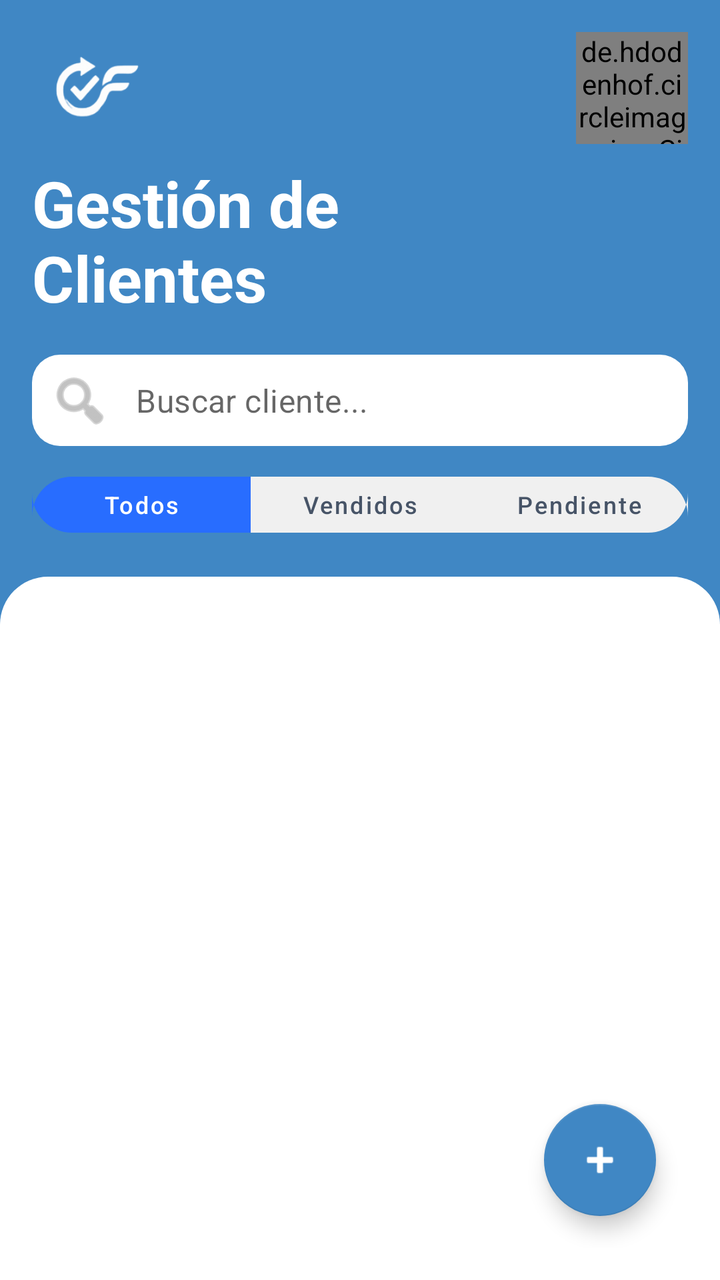
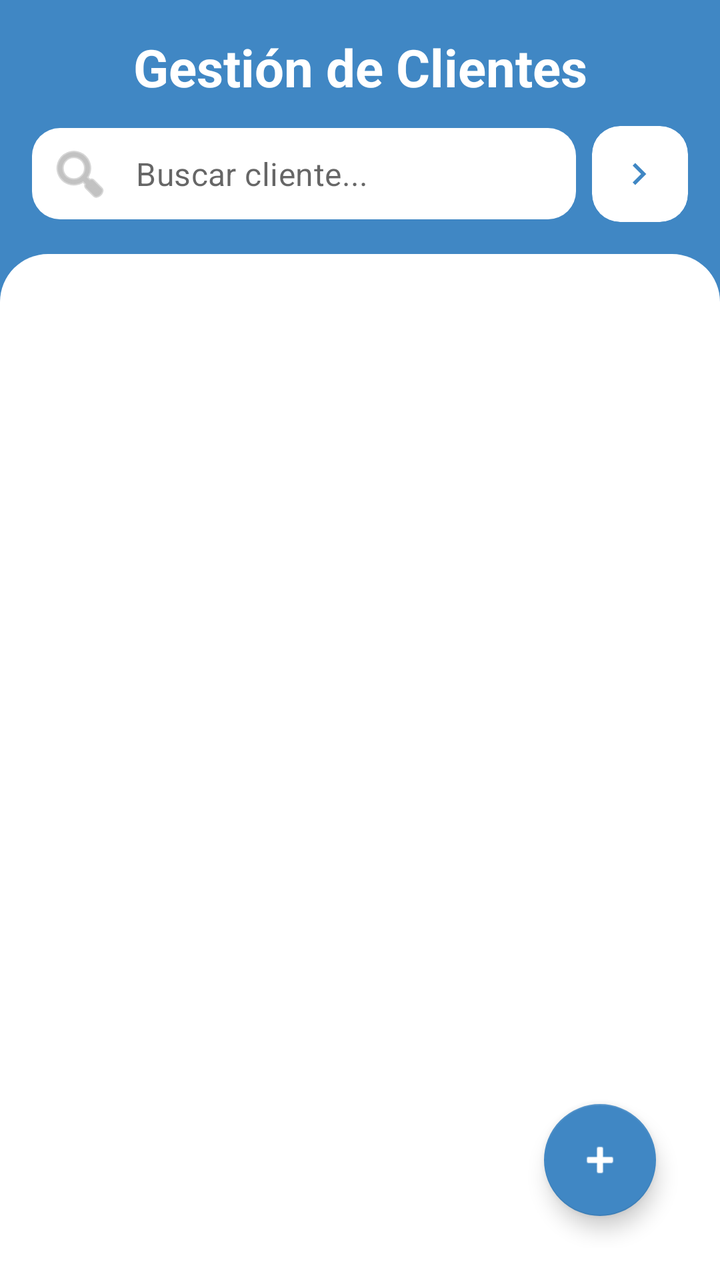

An Android layout rendered at two revisions. The XML below is the earlier revision; the diff shows what the commit changed to produce the second picture.
<!-- AndroidManifest.xml: application theme Theme.FollowUp -->
<!-- res/layout/fragment_clientes.xml -->
<?xml version="1.0" encoding="utf-8"?>
<androidx.constraintlayout.widget.ConstraintLayout
    xmlns:android="http://schemas.android.com/apk/res/android"
    xmlns:app="http://schemas.android.com/apk/res-auto"
    xmlns:tools="http://schemas.android.com/tools"
    android:layout_width="match_parent"
    android:layout_height="match_parent"
    android:background="@color/primary_blue"
    tools:context=".fragments.ClientesFragment">

    <androidx.constraintlayout.widget.ConstraintLayout
        android:id="@+id/header_container"
        android:layout_width="match_parent"
        android:layout_height="wrap_content"
        app:layout_constraintTop_toTopOf="parent">

        <ImageView
            android:id="@+id/iconCheck"
            android:layout_width="56dp"
            android:layout_height="56dp"
            android:layout_margin="16dp"
            android:src="@mipmap/logo"
            app:tint="#FDFDFD"
            app:layout_constraintStart_toStartOf="parent"
            app:layout_constraintTop_toTopOf="parent" />

        <de.hdodenhof.circleimageview.CircleImageView
            android:id="@+id/iv_profile_picture"
            android:layout_width="56dp"
            android:layout_height="56dp"
            android:layout_marginTop="16dp"
            android:layout_marginEnd="16dp"
            android:src="@android:color/darker_gray"
            app:civ_border_color="@color/white"
            app:civ_border_width="2dp"
            app:layout_constraintEnd_toEndOf="parent"
            app:layout_constraintTop_toTopOf="parent" />

        <TextView
            android:id="@+id/title"
            android:layout_width="wrap_content"
            android:layout_height="wrap_content"
            android:layout_marginStart="16dp"
            android:layout_marginTop="8dp"
            android:text="Gestión de\nClientes"
            android:textColor="@color/white"
            android:textSize="32sp"
            android:textStyle="bold"
            app:layout_constraintStart_toStartOf="parent"
            app:layout_constraintTop_toBottomOf="@id/iconCheck" />

        <com.google.android.material.textfield.TextInputLayout
            android:id="@+id/til_search"
            style="@style/Widget.MaterialComponents.TextInputLayout.FilledBox.Dense"
            android:layout_width="0dp"
            android:layout_height="wrap_content"
            android:layout_margin="16dp"
            app:boxBackgroundColor="@color/white"
            app:boxCornerRadiusBottomEnd="14dp"
            app:boxCornerRadiusBottomStart="14dp"
            app:boxCornerRadiusTopEnd="14dp"
            app:boxCornerRadiusTopStart="14dp"
            app:boxStrokeWidth="0dp"
            app:boxStrokeWidthFocused="0dp"
            app:hintEnabled="false"
            app:startIconDrawable="@android:drawable/ic_menu_search"
            app:startIconTint="@color/hint_color"
            app:layout_constraintTop_toBottomOf="@id/title"
            app:layout_constraintStart_toStartOf="parent"
            app:layout_constraintEnd_toEndOf="parent">

            <com.google.android.material.textfield.TextInputEditText
                android:id="@+id/search"
                android:layout_width="match_parent"
                android:layout_height="wrap_content"
                android:hint="Buscar cliente..."
                android:inputType="text"
                android:paddingVertical="12dp"
                android:textColor="@color/text_primary" />
        </com.google.android.material.textfield.TextInputLayout>

        <com.google.android.material.button.MaterialButtonToggleGroup
            android:id="@+id/filter_group"
            android:layout_width="0dp"
            android:layout_height="wrap_content"
            android:layout_marginHorizontal="16dp"
            android:layout_marginTop="8dp"
            android:layout_marginBottom="16dp"
            app:layout_constraintTop_toBottomOf="@id/til_search"
            app:layout_constraintBottom_toBottomOf="parent"
            app:layout_constraintStart_toStartOf="parent"
            app:layout_constraintEnd_toEndOf="parent"
            app:singleSelection="true">

            <com.google.android.material.button.MaterialButton
                android:id="@+id/btn_filter_todos"
                style="@style/Widget.MaterialComponents.Button.OutlinedButton"
                android:layout_width="0dp"
                android:layout_height="40dp"
                android:layout_weight="1"
                android:text="Todos"
                android:textAllCaps="false"
                android:textSize="12sp"
                app:backgroundTint="#286DFF"
                app:cornerRadius="20dp"
                android:textColor="@color/white"
                app:strokeWidth="0dp" />

            <com.google.android.material.button.MaterialButton
                android:id="@+id/btn_filter_vendidos"
                style="@style/Widget.MaterialComponents.Button.OutlinedButton"
                android:layout_width="0dp"
                android:layout_height="40dp"
                android:layout_weight="1"
                android:text="Vendidos"
                android:textAllCaps="false"
                android:textSize="12sp"
                app:backgroundTint="#F0F0F0"
                app:cornerRadius="20dp"
                android:textColor="#475467"
                app:strokeWidth="0dp" />

            <com.google.android.material.button.MaterialButton
                android:id="@+id/btn_filter_pendiente"
                style="@style/Widget.MaterialComponents.Button.OutlinedButton"
                android:layout_width="0dp"
                android:layout_height="40dp"
                android:layout_weight="1"
                android:text="Pendiente"
                android:textAllCaps="false"
                android:textSize="12sp"
                app:backgroundTint="#F0F0F0"
                app:cornerRadius="20dp"
                android:textColor="#475467"
                app:strokeWidth="0dp" />

        </com.google.android.material.button.MaterialButtonToggleGroup>
    </androidx.constraintlayout.widget.ConstraintLayout>

    <androidx.constraintlayout.widget.ConstraintLayout
        android:id="@+id/content_container"
        android:layout_width="match_parent"
        android:layout_height="0dp"
        android:background="@drawable/background_content_top_rounded"
        android:padding="16dp"
        app:layout_constraintBottom_toBottomOf="parent"
        app:layout_constraintTop_toBottomOf="@id/header_container">

        <androidx.recyclerview.widget.RecyclerView
            android:id="@+id/rv_clientes"
            android:layout_width="0dp"
            android:layout_height="0dp"
            android:clipToPadding="false"
            android:paddingBottom="96dp"
            app:layout_constraintBottom_toBottomOf="parent"
            app:layout_constraintEnd_toEndOf="parent"
            app:layout_constraintStart_toStartOf="parent"
            app:layout_constraintTop_toTopOf="parent" />

        <View
            android:id="@+id/fab_overlay"
            android:layout_width="0dp"
            android:layout_height="0dp"
            android:alpha="0"
            android:background="@android:color/transparent"
            android:elevation="8dp"
            android:visibility="gone"
            app:layout_constraintBottom_toBottomOf="parent"
            app:layout_constraintEnd_toEndOf="parent"
            app:layout_constraintStart_toStartOf="parent"
            app:layout_constraintTop_toTopOf="parent" />

        <LinearLayout
            android:id="@+id/fab_menu_container"
            android:layout_width="wrap_content"
            android:layout_height="wrap_content"
            android:layout_marginEnd="16dp"
            android:layout_marginBottom="104dp"
            android:alpha="0"
            android:elevation="12dp"
            android:orientation="vertical"
            android:visibility="gone"
            app:layout_constraintBottom_toBottomOf="parent"
            app:layout_constraintEnd_toEndOf="parent">

            <com.google.android.material.button.MaterialButton
                android:id="@+id/btn_nuevo_cliente"
                style="@style/Widget.MaterialComponents.Button"
                android:layout_width="wrap_content"
                android:layout_height="wrap_content"
                android:minHeight="48dp"
                android:text="Agregar cliente"
                android:textAllCaps="false"
                android:textColor="@color/primary_blue"
                app:backgroundTint="#E8F1FF"
                app:icon="@android:drawable/ic_input_add"
                app:iconPadding="8dp"
                app:iconTint="@color/primary_blue" />
        </LinearLayout>

        <com.google.android.material.floatingactionbutton.FloatingActionButton
            android:id="@+id/fab_main"
            android:layout_width="wrap_content"
            android:layout_height="wrap_content"
            android:layout_marginEnd="16dp"
            android:layout_marginBottom="16dp"
            android:elevation="16dp"
            android:src="@android:drawable/ic_input_add"
            app:backgroundTint="@color/primary_blue"
            app:layout_constraintBottom_toBottomOf="parent"
            app:layout_constraintEnd_toEndOf="parent"
            app:tint="@color/white" />

    </androidx.constraintlayout.widget.ConstraintLayout>

</androidx.constraintlayout.widget.ConstraintLayout>
<!-- resources referenced by this layout -->
<resources>
  <color name="hint_color">#999999</color>
  <color name="primary_blue">#4087C4</color>
  <color name="text_primary">#1E2939</color>
  <color name="white">#FFFFFFFF</color>
  <!-- drawable background_content_top_rounded (drawable) -->
  <?xml version="1.0" encoding="utf-8"?>
  <shape xmlns:android="http://schemas.android.com/apk/res/android"
      android:shape="rectangle">
      <solid android:color="@color/white" />
      <corners
          android:topLeftRadius="24dp"
          android:topRightRadius="24dp" />
  </shape>
  <!-- mipmap logo: png bitmap (mipmap-hdpi, 4698 bytes) -->
  <style name="Theme.FollowUp" parent="Theme.MaterialComponents.DayNight.NoActionBar">
          <item name="colorPrimary">@color/primary_blue</item>
          <item name="colorPrimaryVariant">@color/primary_blue</item>
          <item name="colorOnPrimary">@color/white</item>
          <item name="android:windowBackground">@color/white</item>
      </style>
</resources>

<!-- the commit's change to res/layout/fragment_clientes.xml (unified diff, before → after) -->
@@ -8,53 +8,37 @@
     android:background="@color/primary_blue"
     tools:context=".fragments.ClientesFragment">
 
+    
     <androidx.constraintlayout.widget.ConstraintLayout
         android:id="@+id/header_container"
         android:layout_width="match_parent"
         android:layout_height="wrap_content"
         app:layout_constraintTop_toTopOf="parent">
 
-        <ImageView
-            android:id="@+id/iconCheck"
-            android:layout_width="56dp"
-            android:layout_height="56dp"
-            android:layout_margin="16dp"
-            android:src="@mipmap/logo"
-            app:tint="#FDFDFD"
-            app:layout_constraintStart_toStartOf="parent"
-            app:layout_constraintTop_toTopOf="parent" />
-
-        <de.hdodenhof.circleimageview.CircleImageView
-            android:id="@+id/iv_profile_picture"
-            android:layout_width="56dp"
-            android:layout_height="56dp"
-            android:layout_marginTop="16dp"
-            android:layout_marginEnd="16dp"
-            android:src="@android:color/darker_gray"
-            app:civ_border_color="@color/white"
-            app:civ_border_width="2dp"
-            app:layout_constraintEnd_toEndOf="parent"
-            app:layout_constraintTop_toTopOf="parent" />
-
+        
         <TextView
             android:id="@+id/title"
-            android:layout_width="wrap_content"
-            android:layout_height="wrap_content"
-            android:layout_marginStart="16dp"
-            android:layout_marginTop="8dp"
-            android:text="Gestión de\nClientes"
+            android:layout_width="0dp"
+            android:layout_height="wrap_content"
+            android:layout_marginTop="16dp"
+            android:gravity="center"
+            android:text="Gestión de Clientes"
             android:textColor="@color/white"
-            android:textSize="32sp"
+            android:textSize="26sp"
             android:textStyle="bold"
-            app:layout_constraintStart_toStartOf="parent"
-            app:layout_constraintTop_toBottomOf="@id/iconCheck" />
-
+            app:layout_constraintEnd_toEndOf="parent"
+            app:layout_constraintStart_toStartOf="parent"
+            app:layout_constraintTop_toTopOf="parent" />
+
+        
         <com.google.android.material.textfield.TextInputLayout
             android:id="@+id/til_search"
             style="@style/Widget.MaterialComponents.TextInputLayout.FilledBox.Dense"
             android:layout_width="0dp"
             android:layout_height="wrap_content"
-            android:layout_margin="16dp"
+            android:layout_marginStart="16dp"
+            android:layout_marginTop="12dp"
+            android:layout_marginBottom="16dp"
             app:boxBackgroundColor="@color/white"
             app:boxCornerRadiusBottomEnd="14dp"
             app:boxCornerRadiusBottomStart="14dp"
@@ -67,7 +51,8 @@
             app:startIconTint="@color/hint_color"
             app:layout_constraintTop_toBottomOf="@id/title"
             app:layout_constraintStart_toStartOf="parent"
-            app:layout_constraintEnd_toEndOf="parent">
+            app:layout_constraintEnd_toStartOf="@id/btn_filtro_estado"
+            app:layout_constraintBottom_toBottomOf="parent">
 
             <com.google.android.material.textfield.TextInputEditText
                 android:id="@+id/search"
@@ -79,64 +64,36 @@
                 android:textColor="@color/text_primary" />
         </com.google.android.material.textfield.TextInputLayout>
 
-        <com.google.android.material.button.MaterialButtonToggleGroup
-            android:id="@+id/filter_group"
-            android:layout_width="0dp"
-            android:layout_height="wrap_content"
-            android:layout_marginHorizontal="16dp"
-            android:layout_marginTop="8dp"
-            android:layout_marginBottom="16dp"
-            app:layout_constraintTop_toBottomOf="@id/til_search"
-            app:layout_constraintBottom_toBottomOf="parent"
-            app:layout_constraintStart_toStartOf="parent"
-            app:layout_constraintEnd_toEndOf="parent"
-            app:singleSelection="true">
-
-            <com.google.android.material.button.MaterialButton
-                android:id="@+id/btn_filter_todos"
-                style="@style/Widget.MaterialComponents.Button.OutlinedButton"
-                android:layout_width="0dp"
-                android:layout_height="40dp"
-                android:layout_weight="1"
-                android:text="Todos"
-                android:textAllCaps="false"
-                android:textSize="12sp"
-                app:backgroundTint="#286DFF"
-                app:cornerRadius="20dp"
-                android:textColor="@color/white"
-                app:strokeWidth="0dp" />
-
-            <com.google.android.material.button.MaterialButton
-                android:id="@+id/btn_filter_vendidos"
-                style="@style/Widget.MaterialComponents.Button.OutlinedButton"
-                android:layout_width="0dp"
-                android:layout_height="40dp"
-                android:layout_weight="1"
-                android:text="Vendidos"
-                android:textAllCaps="false"
-                android:textSize="12sp"
-                app:backgroundTint="#F0F0F0"
-                app:cornerRadius="20dp"
-                android:textColor="#475467"
-                app:strokeWidth="0dp" />
-
-            <com.google.android.material.button.MaterialButton
-                android:id="@+id/btn_filter_pendiente"
-                style="@style/Widget.MaterialComponents.Button.OutlinedButton"
-                android:layout_width="0dp"
-                android:layout_height="40dp"
-                android:layout_weight="1"
-                android:text="Pendiente"
-                android:textAllCaps="false"
-                android:textSize="12sp"
-                app:backgroundTint="#F0F0F0"
-                app:cornerRadius="20dp"
-                android:textColor="#475467"
-                app:strokeWidth="0dp" />
-
-        </com.google.android.material.button.MaterialButtonToggleGroup>
+        
+        <com.google.android.material.card.MaterialCardView
+            android:id="@+id/btn_filtro_estado"
+            android:layout_width="48dp"
+            android:layout_height="48dp"
+            android:layout_marginStart="8dp"
+            android:layout_marginEnd="16dp"
+            android:layout_marginTop="12dp"
+            android:clickable="true"
+            android:focusable="true"
+            app:cardCornerRadius="14dp"
+            app:cardBackgroundColor="@color/white"
+            app:cardElevation="0dp"
+            app:layout_constraintTop_toBottomOf="@id/title"
+            app:layout_constraintEnd_toEndOf="parent"
+            app:layout_constraintStart_toEndOf="@id/til_search"
+            app:layout_constraintBottom_toBottomOf="@id/til_search">
+
+            <ImageView
+                android:layout_width="22dp"
+                android:layout_height="22dp"
+                android:layout_gravity="center"
+                android:src="@drawable/ic_toggle"
+                app:tint="@color/primary_blue" />
+
+        </com.google.android.material.card.MaterialCardView>
+
     </androidx.constraintlayout.widget.ConstraintLayout>
 
+    
     <androidx.constraintlayout.widget.ConstraintLayout
         android:id="@+id/content_container"
         android:layout_width="match_parent"
@@ -146,6 +103,7 @@
         app:layout_constraintBottom_toBottomOf="parent"
         app:layout_constraintTop_toBottomOf="@id/header_container">
 
+        
         <androidx.recyclerview.widget.RecyclerView
             android:id="@+id/rv_clientes"
             android:layout_width="0dp"
@@ -157,6 +115,120 @@
             app:layout_constraintStart_toStartOf="parent"
             app:layout_constraintTop_toTopOf="parent" />
 
+        
+        <LinearLayout
+            android:id="@+id/dropdown_estados"
+            android:layout_width="180dp"
+            android:layout_height="wrap_content"
+            android:orientation="vertical"
+            android:background="@drawable/bg_dropdown"
+            android:elevation="16dp"
+            android:visibility="gone"
+            android:paddingVertical="8dp"
+            app:layout_constraintTop_toTopOf="parent"
+            app:layout_constraintEnd_toEndOf="parent">
+
+            
+            <TextView
+                android:id="@+id/filtro_todos"
+                android:layout_width="match_parent"
+                android:layout_height="48dp"
+                android:gravity="center_vertical"
+                android:paddingHorizontal="16dp"
+                android:text="Todos"
+                android:textColor="@color/text_primary"
+                android:textSize="14sp"
+                android:background="?attr/selectableItemBackground"
+                android:clickable="true"
+                android:focusable="true" />
+
+            <View
+                android:layout_width="match_parent"
+                android:layout_height="1dp"
+                android:background="#F2F4F7"
+                android:layout_marginStart="12dp"
+                android:layout_marginEnd="12dp" />
+
+            
+            <TextView
+                android:id="@+id/filtro_nuevo_cliente"
+                android:layout_width="match_parent"
+                android:layout_height="48dp"
+                android:gravity="center_vertical"
+                android:paddingHorizontal="16dp"
+                android:text="Nuevo Cliente"
+                android:textColor="#286DFF"
+                android:textSize="14sp"
+                android:background="?attr/selectableItemBackground"
+                android:clickable="true"
+                android:focusable="true" />
+
+            <View
+                android:layout_width="match_parent"
+                android:layout_height="1dp"
+                android:background="#F2F4F7"
+                android:layout_marginStart="12dp"
+                android:layout_marginEnd="12dp" />
+
+            
+            <TextView
+                android:id="@+id/filtro_pago_pendiente"
+                android:layout_width="match_parent"
+                android:layout_height="48dp"
+                android:gravity="center_vertical"
+                android:paddingHorizontal="16dp"
+                android:text="Pago Pendiente"
+                android:textColor="#F79009"
+                android:textSize="14sp"
+                android:background="?attr/selectableItemBackground"
+                android:clickable="true"
+                android:focusable="true" />
+
+            <View
+                android:layout_width="match_parent"
+                android:layout_height="1dp"
+                android:background="#F2F4F7"
+                android:layout_marginStart="12dp"
+                android:layout_marginEnd="12dp" />
+
+            
+            <TextView
+                android:id="@+id/filtro_pago_realizado"
+                android:layout_width="match_parent"
+                android:layout_height="48dp"
+                android:gravity="center_vertical"
+                android:paddingHorizontal="16dp"
+                android:text="Pago Realizado"
+                android:textColor="#12B76A"
+                android:textSize="14sp"
+                android:background="?attr/selectableItemBackground"
+                android:clickable="true"
+                android:focusable="true" />
+
+            <View
+                android:layout_width="match_parent"
+                android:layout_height="1dp"
+                android:background="#F2F4F7"
+                android:layout_marginStart="12dp"
+                android:layout_marginEnd="12dp" />
+
+            
+            <TextView
+                android:id="@+id/filtro_no_asignado"
+                android:layout_width="match_parent"
+                android:layout_height="48dp"
+                android:gravity="center_vertical"
+                android:paddingHorizontal="16dp"
+                android:text="No Asignado"
+                android:textColor="#98A2B3"
+                android:textSize="14sp"
+                android:background="?attr/selectableItemBackground"
+                android:clickable="true"
+                android:focusable="true" />
+
+        </LinearLayout>
+
+        
         <View
             android:id="@+id/fab_overlay"
             android:layout_width="0dp"
@@ -170,6 +242,7 @@
             app:layout_constraintStart_toStartOf="parent"
             app:layout_constraintTop_toTopOf="parent" />
 
+        
         <LinearLayout
             android:id="@+id/fab_menu_container"
             android:layout_width="wrap_content"
@@ -198,6 +271,7 @@
                 app:iconTint="@color/primary_blue" />
         </LinearLayout>
 
+        
         <com.google.android.material.floatingactionbutton.FloatingActionButton
             android:id="@+id/fab_main"
             android:layout_width="wrap_content"
<!-- resource entries referenced after the edit -->
@@ -13,7 +13,20 @@
           android:topLeftRadius="24dp"
           android:topRightRadius="24dp" />
   </shape>
-  <!-- mipmap logo: png bitmap (mipmap-hdpi, 4698 bytes) -->
+  <!-- drawable bg_dropdown (drawable) -->
+  <?xml version="1.0" encoding="utf-8"?>
+  <shape xmlns:android="http://schemas.android.com/apk/res/android"
+      android:shape="rectangle">
+      <solid android:color="@color/white" />
+      <corners android:radius="16dp" />
+      <stroke android:width="1dp" android:color="#F2F4F7" />
+  </shape>
+  <!-- drawable ic_toggle (drawable) -->
+  <vector xmlns:android="http://schemas.android.com/apk/res/android" android:autoMirrored="true" android:height="24dp" android:tint="#000000" android:viewportHeight="960" android:viewportWidth="960" android:width="24dp">
+        
+      <path android:fillColor="@android:color/white" android:pathData="M504,480L320,296L376,240L616,480L376,720L320,664L504,480Z"/>
+      
+  </vector>
   <style name="Theme.FollowUp" parent="Theme.MaterialComponents.DayNight.NoActionBar">
           <item name="colorPrimary">@color/primary_blue</item>
           <item name="colorPrimaryVariant">@color/primary_blue</item>
